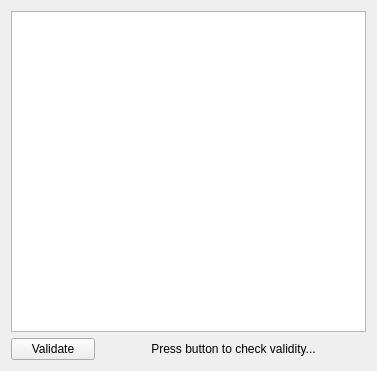
Before: the Qt Designer form src/frontends/qt4/ui/LocalLayoutUi.ui in cburschka/lyx, drawn with Qt 5.
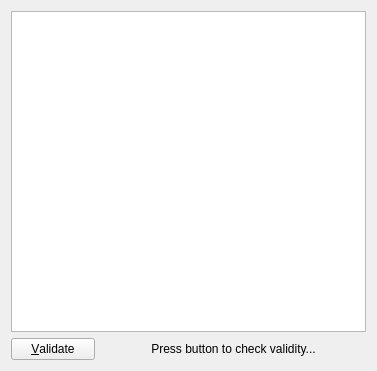
After: the same form once the commit is applied.

```diff
--- a/src/frontends/qt4/ui/LocalLayoutUi.ui
+++ b/src/frontends/qt4/ui/LocalLayoutUi.ui
@@ -48,7 +48,7 @@
       <string/>
      </property>
      <property name="text">
-      <string>Validate</string>
+      <string>&amp;Validate</string>
      </property>
     </widget>
    </item>
```
